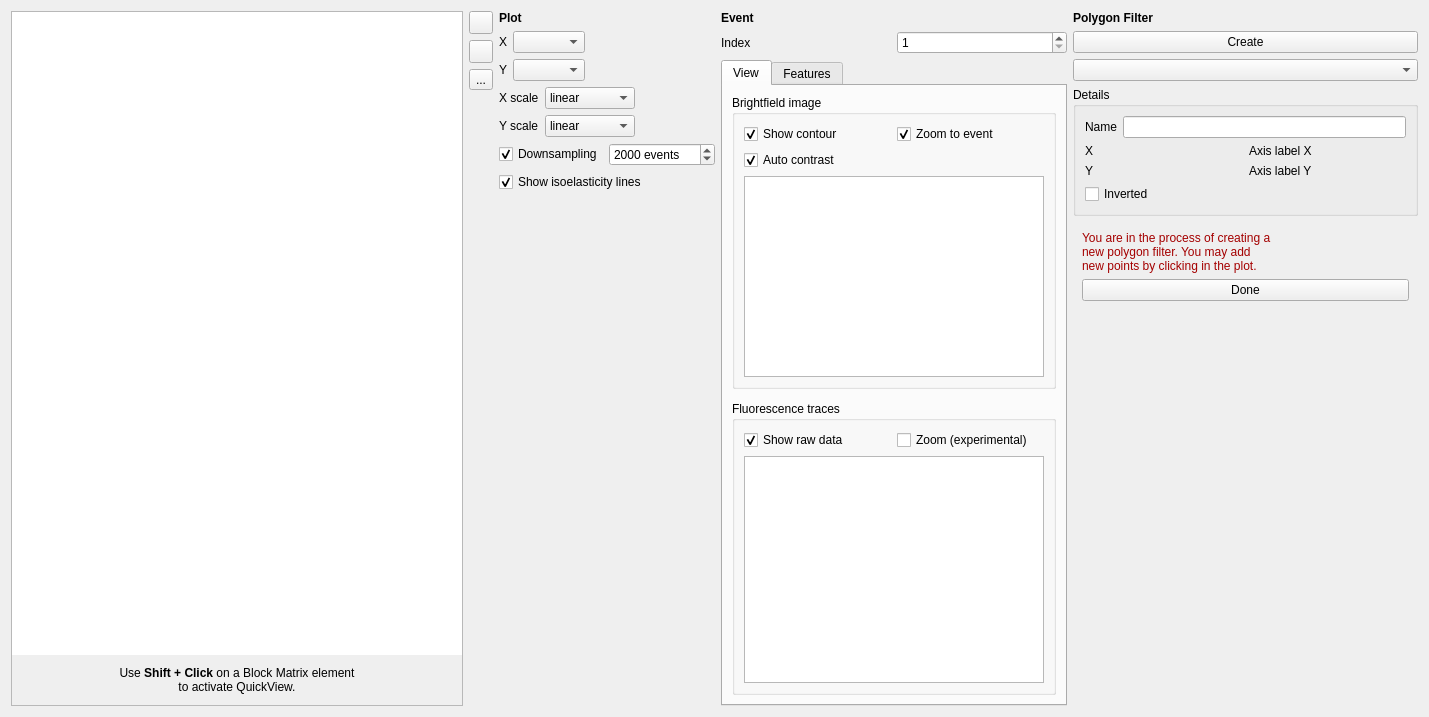
The window that shapeout2/gui/quick_view.ui (ZELLMECHANIK-DRESDEN/ShapeOut2) describes before a commit, drawn with Qt 5.
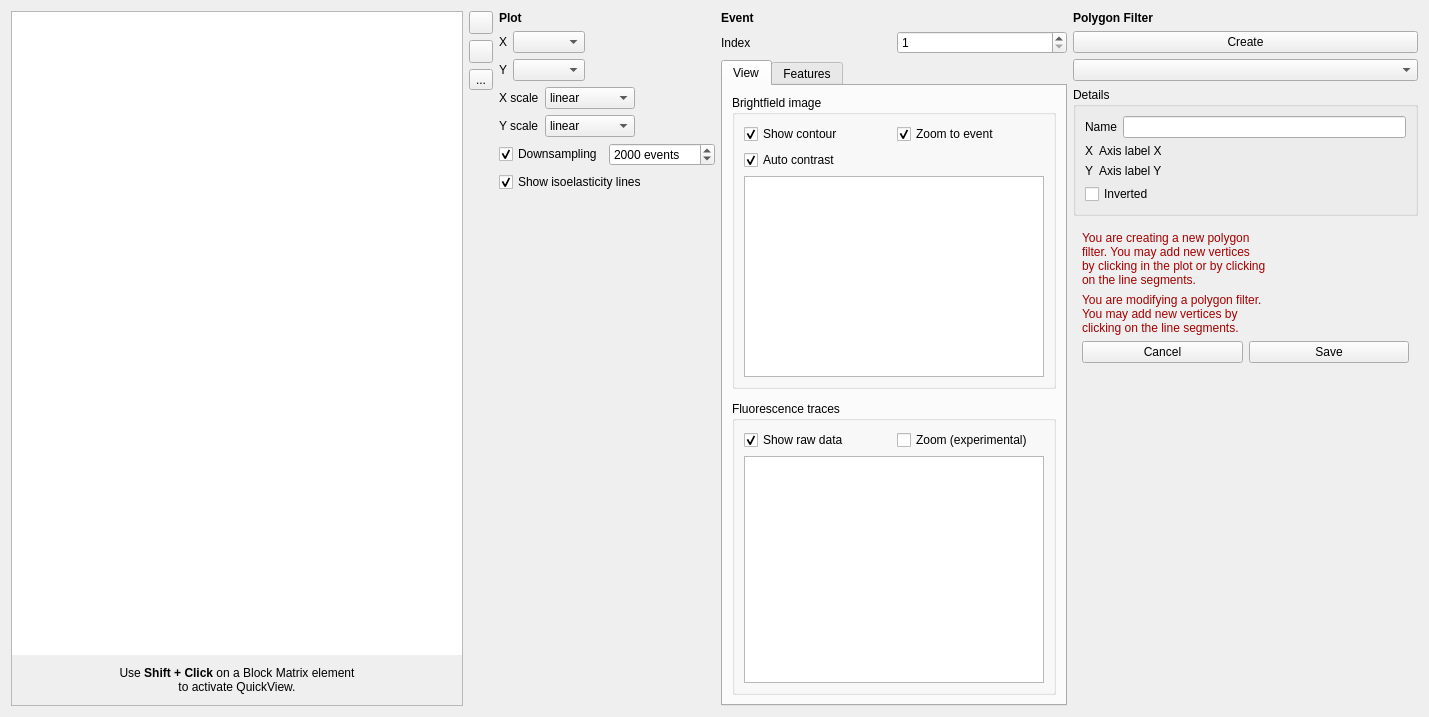
The same window after the commit. Icons and pictures are not drawn. Custom widgets are drawn as their Qt base class.

Commit message: implemented polygon filter selection

What changed in the file:
```diff
--- a/shapeout2/gui/quick_view.ui
+++ b/shapeout2/gui/quick_view.ui
@@ -765,6 +765,12 @@
            </item>
            <item row="0" column="1">
             <widget class="QLabel" name="label_poly_x">
+             <property name="sizePolicy">
+              <sizepolicy hsizetype="Expanding" vsizetype="Preferred">
+               <horstretch>0</horstretch>
+               <verstretch>0</verstretch>
+              </sizepolicy>
+             </property>
              <property name="text">
               <string>Axis label X</string>
              </property>
@@ -772,6 +778,12 @@
            </item>
            <item row="1" column="1">
             <widget class="QLabel" name="label_poly_y">
+             <property name="sizePolicy">
+              <sizepolicy hsizetype="Expanding" vsizetype="Preferred">
+               <horstretch>0</horstretch>
+               <verstretch>0</verstretch>
+              </sizepolicy>
+             </property>
              <property name="text">
               <string>Axis label Y</string>
              </property>
@@ -795,17 +807,38 @@
          <item>
           <widget class="QLabel" name="label_5">
            <property name="text">
-            <string>&lt;html&gt;&lt;head/&gt;&lt;body&gt;&lt;p&gt;&lt;span style=&quot; color:#a40000;&quot;&gt;You are in the process of creating a&lt;br/&gt;new polygon filter. You may add&lt;br/&gt;new points by clicking in the plot.&lt;/span&gt;&lt;/p&gt;&lt;/body&gt;&lt;/html&gt;</string>
+            <string>&lt;html&gt;&lt;head/&gt;&lt;body&gt;&lt;p&gt;&lt;span style=&quot; color:#a40000;&quot;&gt;You are creating a new polygon&lt;br/&gt;filter. You may add new vertices&lt;br/&gt;by clicking in the plot or by clicking&lt;br/&gt;on the line segments.&lt;/span&gt;&lt;/p&gt;&lt;/body&gt;&lt;/html&gt;</string>
            </property>
           </widget>
          </item>
          <item>
-          <widget class="QPushButton" name="pushButton_poly_done">
+          <widget class="QLabel" name="label_poly_modify">
            <property name="text">
-            <string>Done</string>
+            <string>&lt;html&gt;&lt;head/&gt;&lt;body&gt;&lt;p&gt;&lt;span style=&quot; color:#a40000;&quot;&gt;You are modifying a polygon filter.&lt;br/&gt;You may add new vertices by&lt;br/&gt;clicking on the line segments.&lt;/span&gt;&lt;/p&gt;&lt;/body&gt;&lt;/html&gt;</string>
            </property>
           </widget>
          </item>
+         <item>
+          <layout class="QHBoxLayout" name="horizontalLayout_5">
+           <property name="topMargin">
+            <number>0</number>
+           </property>
+           <item>
+            <widget class="QPushButton" name="pushButton_poly_cancel">
+             <property name="text">
+              <string>Cancel</string>
+             </property>
+            </widget>
+           </item>
+           <item>
+            <widget class="QPushButton" name="pushButton_poly_save">
+             <property name="text">
+              <string>Save</string>
+             </property>
+            </widget>
+           </item>
+          </layout>
+         </item>
         </layout>
        </widget>
       </item>
```
Left out of the diff: 4 changed lines with no effect on the pictures. The commit also changes 2 other files.
